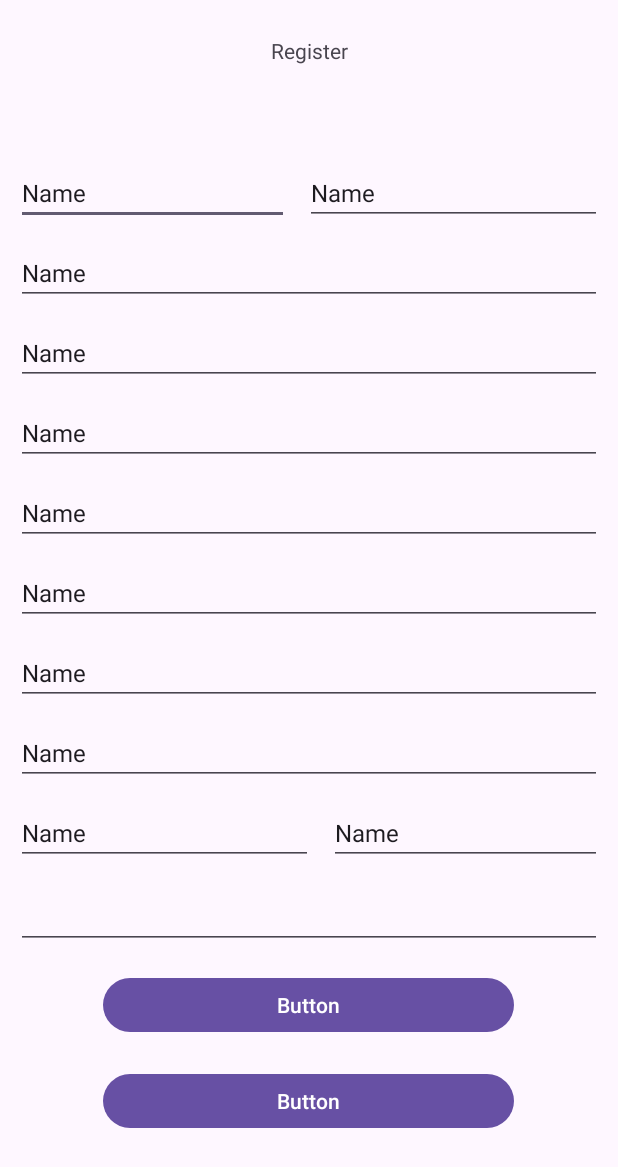
After one commit to PolVillar/Proyecto_JNP_2, an Android app: the RegisterForm_Screen screen opened directly, with no data from a screen before it, on a phone screen of 412 x 824 dp. The commit adds this screen. Shown: the top 1167 px of the screen. Run offline under Robolectric (Android 15) with nearby library versions, the phone set to English and light mode, and no system bars.

Commit message:
commit pol 1 02/04/2024

```diff
--- a/app/src/main/AndroidManifest.xml
+++ b/app/src/main/AndroidManifest.xml
@@ -13,6 +13,12 @@
         android:theme="@style/Theme.Proyecto_JNP"
         tools:targetApi="31">
         <activity
+            android:name=".RegisterForm_Screen"
+            android:exported="false" />
+        <activity
+            android:name=".LogIn_Screen"
+            android:exported="false" />
+        <activity
             android:name=".MainActivity"
             android:exported="true">
             <intent-filter>
--- /dev/null
+++ b/app/src/main/java/com/example/proyecto_jnp/RegisterForm_Screen.java
@@ -0,0 +1,14 @@
+package com.example.proyecto_jnp;
+
+import androidx.appcompat.app.AppCompatActivity;
+
+import android.os.Bundle;
+
+public class RegisterForm_Screen extends AppCompatActivity {
+
+    @Override
+    protected void onCreate(Bundle savedInstanceState) {
+        super.onCreate(savedInstanceState);
+        setContentView(R.layout.activity_register_form_screen);
+    }
+}
--- /dev/null
+++ b/app/src/main/res/layout/activity_register_form_screen.xml
@@ -0,0 +1,193 @@
+<?xml version="1.0" encoding="utf-8"?>
+<androidx.constraintlayout.widget.ConstraintLayout xmlns:android="http://schemas.android.com/apk/res/android"
+    xmlns:app="http://schemas.android.com/apk/res-auto"
+    xmlns:tools="http://schemas.android.com/tools"
+    android:layout_width="match_parent"
+    android:layout_height="match_parent"
+    tools:context=".RegisterForm_Screen">
+
+    <TextView
+        android:id="@+id/textView3"
+        android:layout_width="wrap_content"
+        android:layout_height="wrap_content"
+        android:text="@string/register"
+        app:layout_constraintBottom_toBottomOf="parent"
+        app:layout_constraintEnd_toEndOf="parent"
+        app:layout_constraintStart_toStartOf="parent"
+        app:layout_constraintTop_toTopOf="parent"
+        app:layout_constraintVertical_bias="0.03" />
+
+    <ScrollView
+        android:id="@+id/scrollView2"
+        android:layout_width="0dp"
+        android:layout_height="wrap_content"
+        android:padding="5dp"
+        app:layout_constraintBottom_toBottomOf="parent"
+        app:layout_constraintEnd_toEndOf="parent"
+        app:layout_constraintStart_toStartOf="parent"
+        app:layout_constraintTop_toBottomOf="@+id/textView3"
+        app:layout_constraintVertical_bias="0.5">
+
+        <LinearLayout
+            android:layout_width="match_parent"
+            android:layout_height="wrap_content"
+            android:orientation="vertical">
+
+            <LinearLayout
+                android:layout_width="match_parent"
+                android:layout_height="match_parent"
+                android:orientation="horizontal">
+
+                <EditText
+                    android:id="@+id/editTextText"
+                    android:layout_width="182dp"
+                    android:layout_height="wrap_content"
+                    android:layout_margin="5dp"
+                    android:layout_marginRight="10dp"
+                    android:ems="10"
+                    android:inputType="text"
+                    android:text="Name"
+                    android:textSize="16sp" />
+
+                <EditText
+                    android:id="@+id/editTextText2"
+                    android:layout_width="match_parent"
+                    android:layout_height="wrap_content"
+                    android:layout_margin="5dp"
+                    android:layout_marginLeft="10dp"
+                    android:layout_weight="1"
+                    android:ems="10"
+                    android:inputType="text"
+                    android:text="Name"
+                    android:textSize="16sp" />
+
+            </LinearLayout>
+
+            <EditText
+                android:id="@+id/editTextText3"
+                android:layout_width="match_parent"
+                android:layout_height="wrap_content"
+                android:layout_margin="5dp"
+                android:ems="10"
+                android:inputType="text"
+                android:text="Name"
+                android:textSize="16sp" />
+
+            <EditText
+                android:id="@+id/editTextText4"
+                android:layout_width="match_parent"
+                android:layout_height="wrap_content"
+                android:layout_margin="5dp"
+                android:ems="10"
+                android:inputType="text"
+                android:text="Name"
+                android:textSize="16sp" />
+
+            <EditText
+                android:id="@+id/editTextText5"
+                android:layout_width="match_parent"
+                android:layout_height="wrap_content"
+                android:layout_margin="5dp"
+                android:ems="10"
+                android:inputType="text"
+                android:text="Name"
+                android:textSize="16sp" />
+
+            <EditText
+                android:id="@+id/editTextText6"
+                android:layout_width="match_parent"
+                android:layout_height="wrap_content"
+                android:layout_margin="5dp"
+                android:ems="10"
+                android:inputType="text"
+                android:text="Name"
+                android:textSize="16sp" />
+
+            <EditText
+                android:id="@+id/editTextText7"
+                android:layout_width="match_parent"
+                android:layout_height="wrap_content"
+                android:layout_margin="5dp"
+                android:ems="10"
+                android:inputType="text"
+                android:text="Name"
+                android:textSize="16sp" />
+
+            <EditText
+                android:id="@+id/editTextText8"
+                android:layout_width="match_parent"
+                android:layout_height="wrap_content"
+                android:layout_margin="5dp"
+                android:ems="10"
+                android:inputType="text"
+                android:text="Name"
+                android:textSize="16sp" />
+
+            <EditText
+                android:id="@+id/editTextText9"
+                android:layout_width="match_parent"
+                android:layout_height="wrap_content"
+                android:layout_margin="5dp"
+                android:layout_weight="1"
+                android:ems="10"
+                android:inputType="text"
+                android:text="Name"
+                android:textSize="16sp" />
+
+            <LinearLayout
+                android:layout_width="match_parent"
+                android:layout_height="match_parent"
+                android:orientation="horizontal">
+
+                <EditText
+                    android:id="@+id/editTextText"
+                    android:layout_width="198dp"
+                    android:layout_height="wrap_content"
+                    android:layout_margin="5dp"
+                    android:ems="10"
+                    android:inputType="text"
+                    android:text="Name"
+                    android:textSize="16sp" />
+
+                <EditText
+                    android:id="@+id/editTextText2"
+                    android:layout_width="match_parent"
+                    android:layout_height="wrap_content"
+                    android:layout_margin="5dp"
+                    android:layout_weight="1"
+                    android:ems="10"
+                    android:inputType="text"
+                    android:text="Name"
+                    android:textSize="16sp" />
+
+            </LinearLayout>
+
+            <EditText
+                android:id="@+id/editTextDate"
+                android:layout_width="match_parent"
+                android:layout_height="wrap_content"
+                android:layout_margin="5dp"
+                android:ems="10"
+                android:inputType="date" />
+
+            <Button
+                android:id="@+id/button2"
+                android:layout_width="274dp"
+                android:layout_height="44dp"
+                android:layout_gravity="center"
+                android:layout_marginTop="10dp"
+                android:text="Button" />
+
+            <Button
+                android:id="@+id/button4"
+                android:layout_width="274dp"
+                android:layout_height="44dp"
+                android:layout_gravity="center"
+                android:layout_marginTop="20dp"
+                android:layout_marginBottom="10dp"
+                android:text="Button" />
+
+        </LinearLayout>
+    </ScrollView>
+
+</androidx.constraintlayout.widget.ConstraintLayout>
--- a/app/src/main/res/values/strings.xml
+++ b/app/src/main/res/values/strings.xml
@@ -1,3 +1,6 @@
 <resources>
     <string name="app_name">Proyecto_JNP</string>
+    <string name="login">Log In</string>
+    <string name="register">Register</string>
+    <string name="reg_now">Register now as a new user or Log in!</string>
 </resources>
```
Also changed, not shown: app/src/main/java/com/example/proyecto_jnp/LogIn_Screen.java (added, +14 -0 lines), app/src/main/java/com/example/proyecto_jnp/MainActivity.java (+34 -0 lines), app/src/main/res/layout/activity_log_in_screen.xml (added, +85 -0 lines), app/src/main/res/layout/activity_main.xml (+15 -3 lines).
